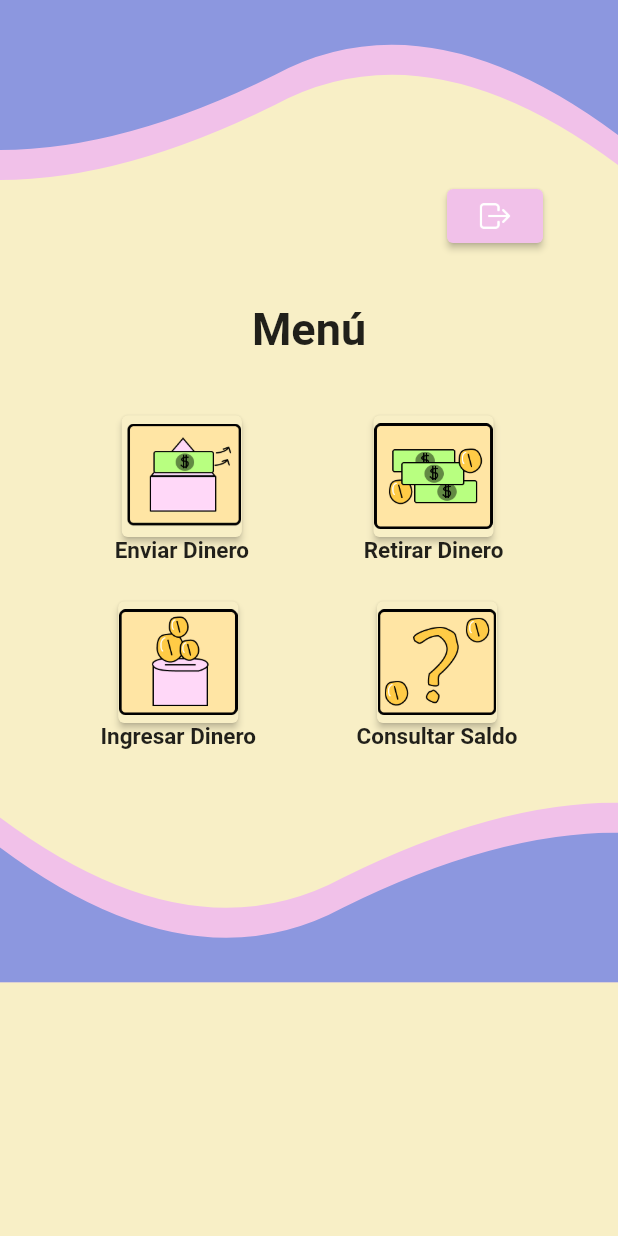
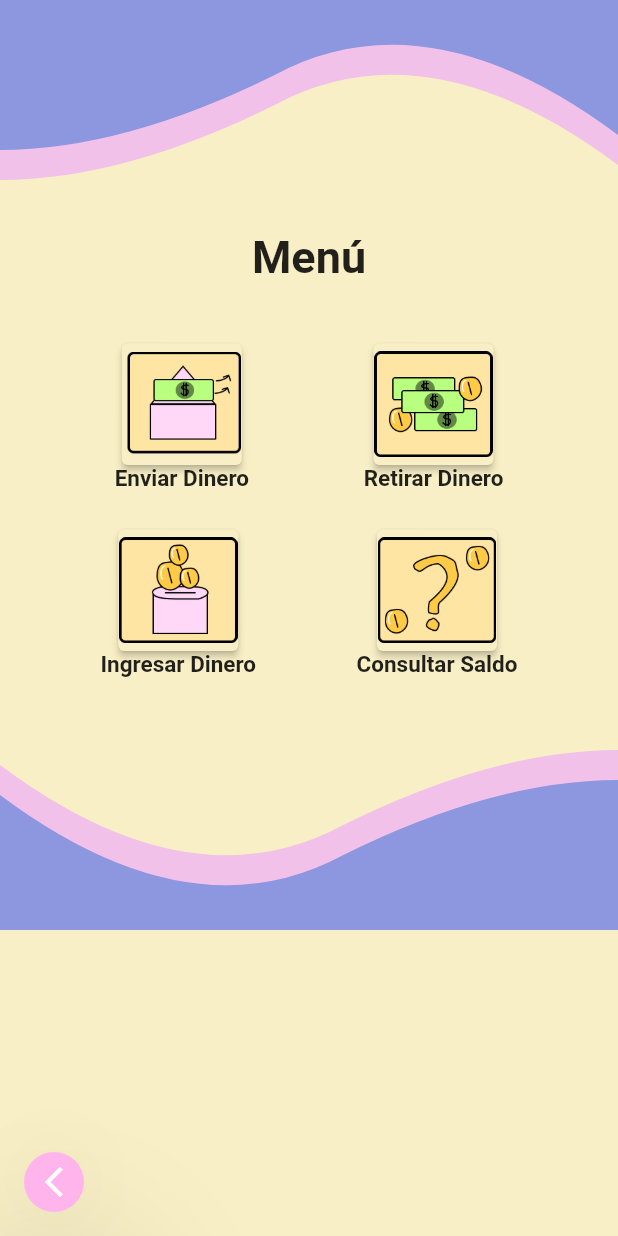
Before and after one commit to mpaulazzv/ProyectoATM, a Flutter app: the EnviarD screen opened directly, after a tap on the "arrow back ios new" icon, on a phone screen of 412 x 824 dp. Run offline on Flutter 3.47's test engine with Material 2 defaults, Android fonts, the phone set to English and light mode, and no system bars; our stand-ins replace google_fonts.

Commit message:
version final

```diff
--- a/lib/main.dart
+++ b/lib/main.dart
@@ -1,6 +1,5 @@
 import 'package:flutter/material.dart';
 import 'package:proyecto_atm/views/login_view.dart';
-
 
 void main() {
   runApp(const MyApp());
@@ -15,7 +14,6 @@ class MyApp extends StatelessWidget {
     return MaterialApp(
       title: 'ATM',
       theme: ThemeData(
-        primarySwatch: Colors.pink,
       ),
       home: const LoginView(),
     );
--- a/lib/views/enviarD_view.dart
+++ b/lib/views/enviarD_view.dart
@@ -10,7 +10,6 @@ class EnviarD extends StatelessWidget {
   @override
   Widget build(BuildContext context) {
     return Scaffold(
-
       backgroundColor: Color.fromRGBO(248, 239, 198, 100),
       body: Column(
         children: [
@@ -35,42 +34,42 @@ class EnviarD extends StatelessWidget {
             ),
           ),
           const SizedBox(
-            height: 20,
+            height: 40,
           ),
           Center(
             child: Text(
               'Envío de dinero',
               style: GoogleFonts.bodoniModa(
-                  fontSize: 30, fontWeight: FontWeight.bold),
+                  fontSize: 25, fontWeight: FontWeight.bold),
             ),
           ),
           const SizedBox(
-            height: 30,
+            height: 40,
           ),
           Center(
             child: SizedBox(
-              width: 400,
+              width: 320,
               child: Text(
                 'Nombre del destinatario: ',
                 style: GoogleFonts.bodoniModa(
-                    fontSize: 17, fontWeight: FontWeight.bold),
+                    fontSize: 15, fontWeight: FontWeight.bold),
               ),
             ),
           ),
-          const SizedBox(height: 10),
           Center(
             child: SizedBox(
-              width: 400,
+              height: 35,
+              width: 320,
               child: TextField(
                 style: GoogleFonts.poppins(
-                  fontSize: 15,
+                  fontSize: 12,
                   fontWeight: FontWeight.normal,
                   color: Color.fromRGBO(202, 202, 202, 1),
                 ),
                 decoration: InputDecoration(
                   hintText: 'Ingrese el nombre del destinatario',
                   hintStyle: GoogleFonts.poppins(
-                    fontSize: 15,
+                    fontSize: 12,
                     fontWeight: FontWeight.normal,
                     color: Color.fromRGBO(202, 202, 202, 1),
                   ),
@@ -79,31 +78,31 @@ class EnviarD extends StatelessWidget {
             ),
           ),
           const SizedBox(
-            height: 30,
+            height: 40,
           ),
           Center(
             child: SizedBox(
-                width: 400,
+                width: 320,
                 child: Text(
                   'Nombre del destinatario: ',
                   style: GoogleFonts.bodoniModa(
-                      fontSize: 17, fontWeight: FontWeight.bold),
+                      fontSize: 15, fontWeight: FontWeight.bold),
                 )),
           ),
-          const SizedBox(height: 10),
           Center(
               child: SizedBox(
-            width: 400,
+            height: 35,
+            width: 320,
             child: TextField(
               style: GoogleFonts.poppins(
-                fontSize: 15,
+                fontSize: 12,
                 fontWeight: FontWeight.normal,
                 color: Color.fromRGBO(202, 202, 202, 1),
               ),
               decoration: InputDecoration(
                 hintText: 'Ingrese el número de cuenta destino',
                 hintStyle: GoogleFonts.poppins(
-                  fontSize: 15,
+                  fontSize: 12,
                   fontWeight: FontWeight.normal,
                   color: Color.fromRGBO(202, 202, 202, 1),
                 ),
@@ -111,33 +110,31 @@ class EnviarD extends StatelessWidget {
             ),
           )),
           const SizedBox(
-            height: 30,
+            height: 40,
           ),
           Center(
             child: SizedBox(
-                width: 400,
+                width: 320,
                 child: Text(
                   'Monto: ',
                   style: GoogleFonts.bodoniModa(
-                      fontSize: 17, fontWeight: FontWeight.bold),
+                      fontSize: 15, fontWeight: FontWeight.bold),
                 )),
-          ),
-          const SizedBox(
-            height: 5,
           ),
           Center(
             child: SizedBox(
-            width: 400,
+              height: 30,
+              width: 320,
               child: TextField(
                 style: GoogleFonts.poppins(
-                fontSize: 15,
+                  fontSize: 12,
                   fontWeight: FontWeight.normal,
                   color: Color.fromRGBO(202, 202, 202, 1),
                 ),
                 decoration: InputDecoration(
                   hintText: '\$0.00',
                   hintStyle: GoogleFonts.poppins(
-                  fontSize: 15,
+                    fontSize: 12,
                     fontWeight: FontWeight.normal,
                     color: Color.fromRGBO(202, 202, 202, 1),
                 ),
@@ -145,7 +142,7 @@ class EnviarD extends StatelessWidget {
             ),
           )),
           const SizedBox(
-            height: 15,
+            height: 50,
           ),
           ElevatedButton(
             style: ElevatedButton.styleFrom(
@@ -157,20 +154,11 @@ class EnviarD extends StatelessWidget {
             child: Text(
               'Enviar',
               style: GoogleFonts.bodoniModa(
-                  fontSize: 17, fontWeight: FontWeight.bold),
+                  fontSize: 15, fontWeight: FontWeight.bold),
             ),
           ),
           const SizedBox(
             height: 35,
-          ),
-          Center(
-            child: SizedBox(
-                width: 380,
-                child: Text(
-                  'regresar',
-                  style: GoogleFonts.bodoniModa(
-                      fontSize: 17, fontWeight: FontWeight.bold),
-                )),
           ),
         ],
       ),
@@ -179,8 +167,8 @@ class EnviarD extends StatelessWidget {
         elevation: 50,
         focusElevation: 20,
         onPressed: () {
-              Navigator.push(context,
-                  MaterialPageRoute(builder: (context) => Menu()));
+          Navigator.push(
+              context, MaterialPageRoute(builder: (context) => Menu()));
         },
         child: Icon(Icons.arrow_back_ios_new),
       ),
--- a/lib/views/menu_view.dart
+++ b/lib/views/menu_view.dart
@@ -3,6 +3,7 @@ import 'dart:math';
 import 'package:flutter/material.dart';
 import 'package:flutter/src/widgets/framework.dart';
 import 'package:google_fonts/google_fonts.dart';
+import 'package:proyecto_atm/views/consultarS_view.dart';
 import 'package:proyecto_atm/views/ingresarD_view.dart';
 import 'package:proyecto_atm/views/login_view.dart';
 import 'package:proyecto_atm/views/enviarD_view.dart';
@@ -45,23 +46,6 @@ class _MenuState extends State<Menu> {
           Row(
             mainAxisAlignment: MainAxisAlignment.end,
             children: [
-              ElevatedButton(
-                style: ElevatedButton.styleFrom(
-                  padding: EdgeInsets.all(0.5),
-                  fixedSize: Size.fromWidth(5),
-                  primary: Color.fromRGBO(241, 193, 233, 1),
-                ),
-                onPressed: () {
-                  Navigator.push(context,
-                      MaterialPageRoute(builder: (context) => LoginView()));
-                },
-                child: Image.asset(
-                  'assets/salir.png',
-                  width: 25,
-                  height: 25,
-                  color: Color.fromRGBO(255, 255, 255, 20),
-                ),
-              ),
               const SizedBox(
                 width: 50,
               ),
@@ -94,8 +78,9 @@ class _MenuState extends State<Menu> {
                       primary: Color.fromRGBO(248, 239, 198, 100),
                     ),
                     onPressed: () {
-                      Navigator.push(context, MaterialPageRoute(builder: (context) => EnviarD()));
-                   },
+                      Navigator.push(context,
+                          MaterialPageRoute(builder: (context) => EnviarD()));
+                    },
                     child: Image.asset(
                       'assets/EnviarD.png',
                       width: 80,
@@ -179,8 +164,10 @@ class _MenuState extends State<Menu> {
                       primary: Color.fromRGBO(248, 239, 198, 100),
                     ),
                     onPressed: () {
-                      Navigator.push(context,
-                          MaterialPageRoute(builder: (context) => Menu())); //Cambiar
+                      Navigator.push(
+                          context,
+                          MaterialPageRoute(
+                              builder: (context) => consultarS())); //Cambiar
                     },
                     child: Image.asset(
                       'assets/ConsultarD.png',
@@ -199,7 +186,7 @@ class _MenuState extends State<Menu> {
             ],
           ),
           const SizedBox(
-            height: 35,
+            height: 48,
           ),
           Container(
             child: Transform.rotate(
@@ -207,14 +194,14 @@ class _MenuState extends State<Menu> {
               child: Stack(
                 children: [
                   ClipPath(
-                    clipper: WaveClipperB(),
+                    clipper: WaveClipper(),
                     child: Container(
                       color: Color.fromRGBO(241, 193, 233, 1),
                       height: 120,
                     ),
                   ),
                   ClipPath(
-                    clipper: WaveClipperB(),
+                    clipper: WaveClipper(),
                     child: Container(
                       color: Color.fromRGBO(140, 151, 223, 1),
                       height: 100,
@@ -226,6 +213,17 @@ class _MenuState extends State<Menu> {
           ),
         ],
       ),
+      floatingActionButton: FloatingActionButton.small(
+        backgroundColor: Color.fromARGB(255, 255, 180, 236),
+        elevation: 50,
+        focusElevation: 20,
+        onPressed: () {
+          Navigator.push(
+              context, MaterialPageRoute(builder: (context) => LoginView()));
+        },
+        child: Icon(Icons.arrow_back_ios_new),
+      ),
+      floatingActionButtonLocation: FloatingActionButtonLocation.miniStartFloat,
     );
   }
 }
@@ -256,30 +254,3 @@ class WaveClipper extends CustomClipper<Path> {
   @override
   bool shouldReclip(CustomClipper<Path> oldCliper) => false;
 }
-
-class WaveClipperB extends CustomClipper<Path> {
-  @override
-  Path getClip(Size size) {
-    debugPrint(size.width.toString());
-    var path = new Path();
-    path.lineTo(0, size.height);
-    var firstStart = Offset(size.width / 5, size.height);
-    var firstEnd = Offset(size.width / 2.25, size.height - 50.0);
-
-    path.quadraticBezierTo(
-        firstStart.dx, firstStart.dy, firstEnd.dx, firstEnd.dy);
-
-    var secondStart =
-        Offset(size.width - (size.width / 3.24), size.height - 105);
-    var secondEnd = Offset(size.width, size.height - 10);
-
-    path.quadraticBezierTo(
-        secondStart.dx, secondStart.dy, secondEnd.dx, secondEnd.dy);
-    path.lineTo(size.width, 0);
-    path.close();
-    return path;
-  }
-
-  @override
-  bool shouldReclip(CustomClipper<Path> oldCliper) => false;
-}
--- a/pubspec.yaml
+++ b/pubspec.yaml
@@ -64,8 +64,8 @@ flutter:
     - assets/ConsultarD.png
     - assets/EnviarD.png
     - assets/RetirarD.png
-    - assets/salir.png
     - assets/IngresarD.png
+    - assets/Usuario.png
   #   - images/a_dot_ham.jpeg
 
   # An image asset can refer to one or more resolution-specific "variants", see
```
Also changed, not shown: lib/views/consultarS_view.dart (added, +232 -0 lines), lib/views/ingresarD_view.dart (+5 -8 lines), lib/views/retirarD_view.dart (+5 -8 lines), assets/Usuario.png (added), assets/salir.png (deleted). Lines whose indentation alone changed are shown as unchanged.
